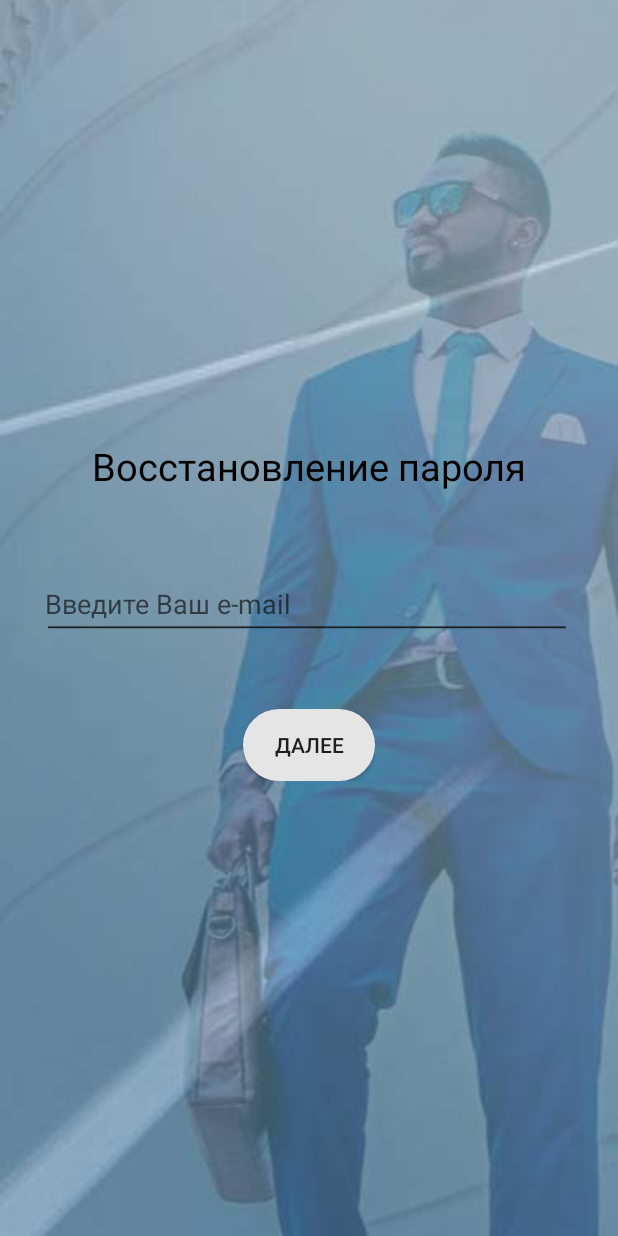
After one commit to vov5dok/HelpBossApplication, an Android app: the passwordRecovery screen opened directly, with no data from a screen before it, on a phone screen of 412 x 824 dp. The commit adds this screen. Run offline under Robolectric (Android 15) with nearby library versions, the phone set to English and light mode, and no system bars; network calls fail; Roboto replaces fonts that are not available here.

Commit message:
Добавлена верстка для окна восстановления пароля от аккаунта

```diff
--- a/app/src/main/AndroidManifest.xml
+++ b/app/src/main/AndroidManifest.xml
@@ -12,6 +12,15 @@
         android:roundIcon="@mipmap/ic_launcher_round"
         android:supportsRtl="true"
         android:theme="@style/AppTheme">
+        <activity
+            android:name=".passwordRecovery"
+            android:screenOrientation="portrait">
+            <intent-filter>
+                <action android:name="vl.ivanov.helpbossapplication.password_recovery" />
+
+                <category android:name="android.intent.category.DEFAULT" />
+            </intent-filter>
+        </activity>
         <activity
             android:name=".activity_registration"
             android:screenOrientation="portrait">
--- a/app/src/main/java/vl/ivanov/helpbossapplication/MainActivity.java
+++ b/app/src/main/java/vl/ivanov/helpbossapplication/MainActivity.java
@@ -148,8 +148,21 @@ public class MainActivity extends AppCompatActivity {
 
     }
 
+    /**
+     * Запуск окна для регистрации аккаунта
+     * @param v
+     */
     public void registration(View v) {
         Intent intent = new Intent("vl.ivanov.helpbossapplication.activity_registration");
+        startActivity(intent);
+    }
+
+    /**
+     * Запуск окна для восстановления пароля
+     * @param v
+     */
+    public void passwordRecovery(View v) {
+        Intent intent = new Intent("vl.ivanov.helpbossapplication.password_recovery");
         startActivity(intent);
     }
 
--- /dev/null
+++ b/app/src/main/java/vl/ivanov/helpbossapplication/passwordRecovery.java
@@ -0,0 +1,27 @@
+package vl.ivanov.helpbossapplication;
+
+import androidx.appcompat.app.AppCompatActivity;
+
+import android.os.Bundle;
+import android.os.StrictMode;
+import android.view.View;
+
+public class passwordRecovery extends AppCompatActivity {
+
+    @Override
+    protected void onCreate(Bundle savedInstanceState) {
+        super.onCreate(savedInstanceState);
+        setContentView(R.layout.password_recovery);
+
+        if (android.os.Build.VERSION.SDK_INT > 9) {
+            StrictMode.ThreadPolicy policy = new StrictMode.ThreadPolicy.Builder().permitAll().build();
+            StrictMode.setThreadPolicy(policy);
+        }
+
+        getSupportActionBar().hide(); // скрываем ActionBar
+    }
+
+    public void sendEmailToServer(View view) {
+
+    }
+}
--- a/app/src/main/res/layout/activity_main.xml
+++ b/app/src/main/res/layout/activity_main.xml
@@ -112,7 +112,8 @@
                 android:layout_marginLeft="20dp"
                 android:layout_marginRight="20dp"
                 android:gravity="end"
-                android:textSize="16sp"/>
+                android:textSize="16sp"
+                android:onClick="passwordRecovery"/>
         </LinearLayout>
 
         <LinearLayout
--- /dev/null
+++ b/app/src/main/res/layout/password_recovery.xml
@@ -0,0 +1,207 @@
+<?xml version="1.0" encoding="utf-8"?>
+<RelativeLayout xmlns:android="http://schemas.android.com/apk/res/android"
+    xmlns:app="http://schemas.android.com/apk/res-auto"
+    xmlns:tools="http://schemas.android.com/tools"
+    android:layout_width="match_parent"
+    android:layout_height="match_parent"
+    tools:context=".MainActivity">
+
+    <ImageView
+        android:id="@+id/main_backgroundPass"
+        android:layout_width="match_parent"
+        android:layout_height="match_parent"
+        android:scaleType="centerCrop"
+        android:src="@drawable/main_fon" />
+
+
+
+
+    <LinearLayout
+        android:id="@+id/main_containerPass"
+        android:layout_width="match_parent"
+        android:layout_height="match_parent"
+        android:orientation="vertical"
+        android:gravity="center">
+
+        <TextView
+            android:id="@+id/titleAuthPass"
+            android:layout_width="match_parent"
+            android:layout_height="wrap_content"
+            android:text="@string/passwordRecovery"
+            android:textColor="@color/black"
+            android:gravity="center"
+            android:textSize="25sp"
+            android:layout_marginBottom="10dp"/>
+
+        <TextView
+            android:id="@+id/errorPasswordRecovery"
+            android:layout_width="match_parent"
+            android:layout_height="wrap_content"
+            android:text=""
+            android:gravity="center"
+            android:textColor="@color/errorWindowAuth"
+            android:textSize="18sp"
+            android:paddingLeft="5dp"
+            android:paddingRight="5dp"/>
+
+
+
+        <LinearLayout
+            android:id="@+id/containerEmailPassRec"
+            android:layout_width="match_parent"
+            android:layout_height="wrap_content"
+            android:orientation="vertical"
+            android:padding="10dp"
+            android:visibility="visible">
+
+            <EditText
+                android:id="@+id/emailPassRec"
+                android:layout_width="match_parent"
+                android:layout_height="wrap_content"
+                android:layout_marginLeft="20dp"
+                android:layout_marginRight="20dp"
+                android:background="@drawable/black_border_bottom"
+                android:ems="10"
+                android:hint="@string/hintEditEmail"
+                android:inputType="textEmailSubject" />
+        </LinearLayout>
+
+        <LinearLayout
+            android:id="@+id/containerButtonPassEmail"
+            android:layout_width="wrap_content"
+            android:layout_height="wrap_content"
+            android:orientation="vertical"
+            android:padding="10dp"
+            android:layout_marginTop="20dp">
+
+            <Button
+                android:id="@+id/btnEmailRecPassEmail"
+                android:layout_width="wrap_content"
+                android:layout_height="wrap_content"
+                android:background="@drawable/button_auth_main"
+                android:onClick="sendEmailToServer"
+                android:paddingLeft="10dp"
+                android:paddingRight="10dp"
+                android:text="@string/next" />
+        </LinearLayout>
+
+
+        <TextView
+            android:id="@+id/descriptionPasswordRecovery"
+            android:layout_width="match_parent"
+            android:layout_height="wrap_content"
+            android:text="@string/descPassRec"
+            android:gravity="center"
+            android:textColor="@color/dark_grey"
+            android:textSize="18sp"
+            android:paddingLeft="5dp"
+            android:paddingRight="5dp"
+            android:visibility="gone"/>
+
+        <LinearLayout
+            android:id="@+id/containerCodePassRec"
+            android:layout_width="match_parent"
+            android:layout_height="wrap_content"
+            android:orientation="vertical"
+            android:padding="10dp"
+            android:visibility="gone">
+
+            <EditText
+                android:id="@+id/codePassRec"
+                android:layout_width="match_parent"
+                android:layout_height="wrap_content"
+                android:layout_marginLeft="80dp"
+                android:layout_marginRight="80dp"
+                android:background="@drawable/black_border_bottom"
+                android:ems="10"
+                android:gravity="center"
+                android:inputType="numberDecimal"
+                android:textSize="30sp"
+                android:hint="*****"
+                android:letterSpacing="0.6" />
+        </LinearLayout>
+
+        <LinearLayout
+            android:id="@+id/containerButtonPassCode"
+            android:layout_width="wrap_content"
+            android:layout_height="wrap_content"
+            android:orientation="vertical"
+            android:padding="10dp"
+            android:layout_marginTop="20dp"
+            android:visibility="gone">
+
+            <Button
+                android:id="@+id/btnEmailRecPassCode"
+                android:layout_width="wrap_content"
+                android:layout_height="wrap_content"
+                android:background="@drawable/button_auth_main"
+                android:onClick="sendCodeToServer"
+                android:paddingLeft="10dp"
+                android:paddingRight="10dp"
+                android:text="@string/next" />
+        </LinearLayout>
+
+
+        <LinearLayout
+            android:id="@+id/containerPasswordRecovery"
+            android:layout_width="match_parent"
+            android:layout_height="wrap_content"
+            android:orientation="vertical"
+            android:padding="10dp"
+            android:visibility="gone">
+
+            <EditText
+                android:id="@+id/passwordRecovery"
+                android:layout_width="match_parent"
+                android:layout_height="wrap_content"
+                android:layout_marginLeft="20dp"
+                android:layout_marginRight="20dp"
+                android:background="@drawable/black_border_bottom"
+                android:ems="10"
+                android:hint="@string/hintCreatePassword"
+                android:inputType="textPassword" />
+        </LinearLayout>
+
+        <LinearLayout
+            android:id="@+id/containerPasswordRepeatRecovery"
+            android:layout_width="match_parent"
+            android:layout_height="wrap_content"
+            android:orientation="vertical"
+            android:padding="10dp"
+            android:visibility="gone">
+
+            <EditText
+                android:id="@+id/passwordRepeatRecovery"
+                android:layout_width="match_parent"
+                android:layout_height="wrap_content"
+                android:layout_marginLeft="20dp"
+                android:layout_marginRight="20dp"
+                android:background="@drawable/black_border_bottom"
+                android:ems="10"
+                android:hint="@string/hintRepeatPassword"
+                android:inputType="textPassword" />
+
+        </LinearLayout>
+
+        <LinearLayout
+            android:id="@+id/containerButtonPasswordNew"
+            android:layout_width="wrap_content"
+            android:layout_height="wrap_content"
+            android:orientation="vertical"
+            android:padding="10dp"
+            android:layout_marginTop="20dp"
+            android:visibility="gone">
+
+            <Button
+                android:id="@+id/btnEmailRecPasswordNew"
+                android:layout_width="wrap_content"
+                android:layout_height="wrap_content"
+                android:background="@drawable/button_auth_main"
+                android:onClick="sendPasswordToServer"
+                android:paddingLeft="10dp"
+                android:paddingRight="10dp"
+                android:text="@string/save" />
+        </LinearLayout>
+
+    </LinearLayout>
+</RelativeLayout>
--- a/app/src/main/res/values/colors.xml
+++ b/app/src/main/res/values/colors.xml
@@ -12,4 +12,5 @@
     <color name="bgcMessagesChat">#BFFDFCFC</color>
     <color name="bgcMessagesChatTest">#BFD5D5D5</color>
     <color name="errorWindowAuth">#FD0000</color>
+    <color name="dark_grey">#373737</color>
 </resources>
--- a/app/src/main/res/values/strings.xml
+++ b/app/src/main/res/values/strings.xml
@@ -13,4 +13,8 @@
     <string name="hintEditEmail">Введите Ваш e-mail</string>
     <string name="registration">Регистрация</string>
     <string name="title_dialog_reg">Вы успешно зарегестрировались!\nАвторизуйтесь</string>
+    <string name="passwordRecovery">Восстановление пароля</string>
+    <string name="next">Далее</string>
+    <string name="descPassRec">Введите код, отправленный на Ваш e-mail</string>
+    <string name="save">Сохранить</string>
 </resources>
```
